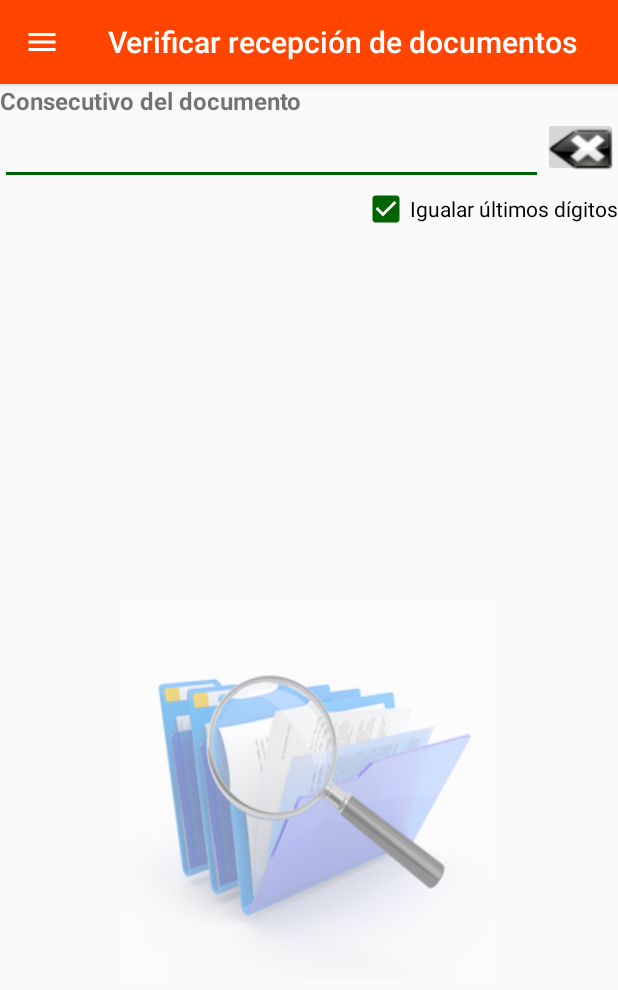
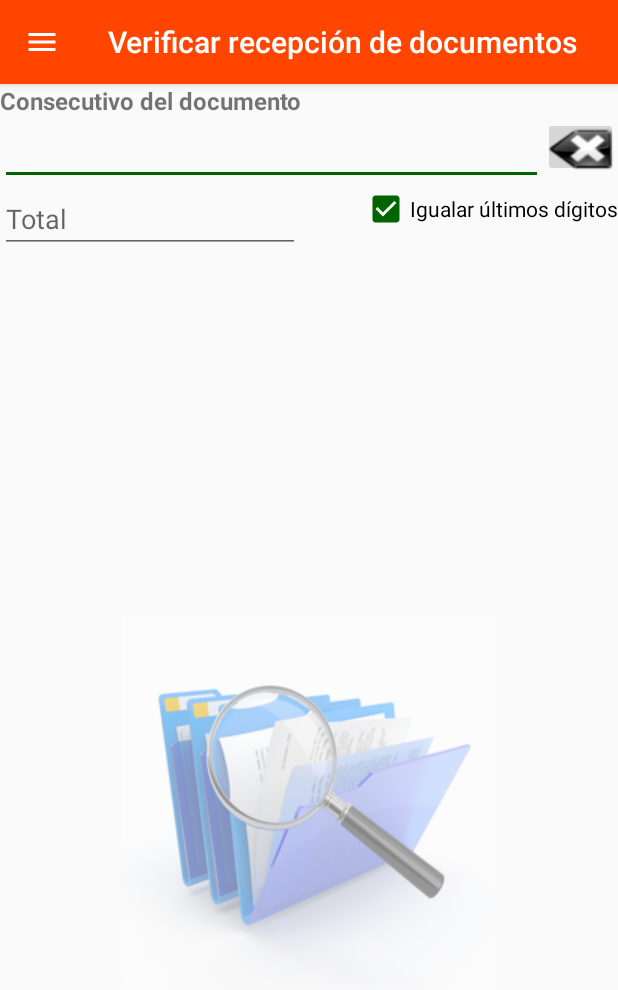
Before and after one commit to nelfonck/Bodega1, an Android app: the screen it shows after launch (Home), in the side drawer, after a tap on "Verificar documentos", on a phone screen of 412 x 824 dp. Shown: the top 990 px of the screen. Run offline under Robolectric (Android 15) with nearby library versions, the phone set to English and light mode, and no system bars; our stand-ins replace Volley; network calls fail; 1 statement that could not run was skipped.

Commit message:
changes from work

```diff
--- a/app/src/main/java/com/example/bodega/Activities/DetalleNotaCredito.java
+++ b/app/src/main/java/com/example/bodega/Activities/DetalleNotaCredito.java
@@ -67,7 +67,7 @@ public class DetalleNotaCredito extends AppCompatActivity {
     private List<ModDetalleNota> detalle ;
     private AdapterDetalleNota adapter ;
     private TextView tvTotal ;
-    private double total ;
+    private double total, impuesto ;
     private boolean scanned_from_scan ;
     private Configuracion configuracion;
     private BaseAdapter dbHelper ;
@@ -615,9 +615,12 @@ public class DetalleNotaCredito extends AppCompatActivity {
 
     private double getTotal(){
         total = 0 ;
+        impuesto = 0 ;
+
         for(int i = 0; i<= detalle.size()-1;i++)
         {
             total+= detalle.get(i).getTotal_ivi();
+            impuesto+= detalle.get(i).getMonto_impuesto();
         }
         return total ;
     }
@@ -735,6 +738,7 @@ public class DetalleNotaCredito extends AppCompatActivity {
                     params.put("detalle", gson.toJson(detalle));
                     params.put("user",user);
                     params.put("cod_proveedor",cod_proveedor);
+                    params.put("impuesto",String.valueOf(impuesto));
                     params.put("total",String.valueOf(total));
                     return params;
                 }
--- a/app/src/main/java/com/example/bodega/Models/Configuracion.java
+++ b/app/src/main/java/com/example/bodega/Models/Configuracion.java
@@ -11,6 +11,7 @@ public class Configuracion {
     private String schema ;
     private String host_update ;
     private String port_update ;
+
 
     public static final String WEBAPI = "KiwiUT" ;
     public static final String WEBAPIUPDATES = "actualizador" ;
@@ -70,6 +71,7 @@ public class Configuracion {
         this.port_update = port_update;
     }
 
+
     public String getHost() {
         return host;
     }
@@ -106,6 +108,7 @@ public class Configuracion {
         return "http://" + host + ":" + port + "/" + WEBAPI ;
     }
 
+
     public String getUrlUpdates(){
         return "http://" + host_update + ":" + port_update + "/" + WEBAPIUPDATES + "/" ;
     }
--- a/app/src/main/res/layout/fragment_recepcion_documentos.xml
+++ b/app/src/main/res/layout/fragment_recepcion_documentos.xml
@@ -29,7 +29,7 @@
         android:id="@+id/tvNombreComercialVendedor"
         android:layout_width="match_parent"
         android:layout_height="wrap_content"
-        android:layout_below="@id/igualar_ultimos_digitos"
+        android:layout_below="@id/txtTotalFactura"
         android:textStyle="bold"/>
     <TextView
         android:id="@+id/tvFechaEmision"
@@ -57,6 +57,15 @@
         android:inputType="number"
         android:layout_toLeftOf="@id/imgClear"
         android:layout_alignParentLeft="true" />
+
+
+    <EditText
+        android:id="@+id/txtTotalFactura"
+        android:layout_width="200dp"
+        android:layout_height="wrap_content"
+        android:layout_below="@id/txtConsecutivo"
+        android:hint="Total"
+        android:singleLine="true" />
 
     <CheckBox
         android:id="@+id/igualar_ultimos_digitos"
```
Also changed, not shown: app/src/main/java/com/example/bodega/Fragments/RecepcionDocumentos.java (+50 -13 lines).
